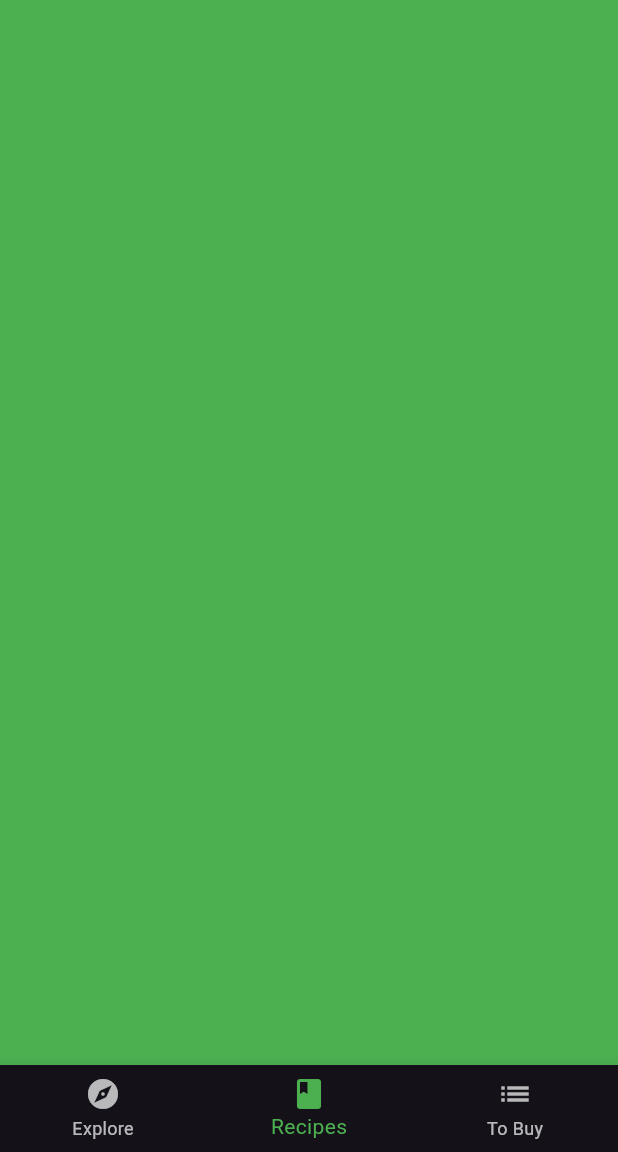
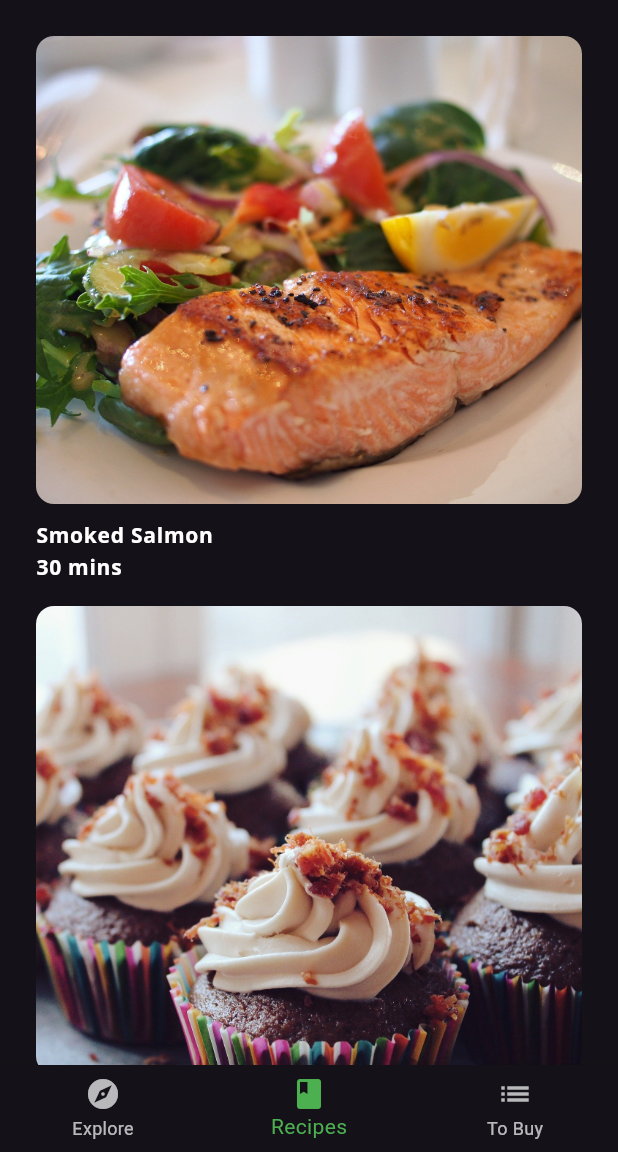
Before and after one commit to oladejomubarak/Fooderlich, a Flutter app: the screen it shows after launch, item 2 of the bottom bar chosen, on a phone screen of 412 x 824 dp, the part 84-1236 px from its top. Run offline on Flutter 3.47's test engine with Material 3 defaults, Android fonts, the phone set to English and light mode, and no system bars; our stand-ins replace google_fonts.

```diff
--- a/lib/components/components.dart
+++ b/lib/components/components.dart
@@ -5,3 +5,6 @@ export 'card3.dart';
 export 'circle_image.dart';
 export 'today_recipe_list_view.dart';
 export 'friend_post_tile.dart';
+export 'friend_post_list_view.dart';
+export 'recipe_thumbnail.dart';
+export 'recipes_grid_view.dart';
--- /dev/null
+++ b/lib/components/recipe_thumbnail.dart
@@ -0,0 +1,38 @@
+import 'package:flutter/material.dart';
+import '../models/models.dart';
+class RecipeThumbnail extends StatelessWidget {
+  // 1
+  final SimpleRecipe recipe;
+  const RecipeThumbnail({Key? key, required this.recipe}) : super(key:
+  key);
+  @override
+  Widget build(BuildContext context) {
+    // 2
+    return Container(
+        padding: const EdgeInsets.all(8),
+        // 3
+        child: Column(
+            crossAxisAlignment: CrossAxisAlignment.start,
+            children: [
+        // 4
+        Expanded(
+        // 5
+        child: ClipRRect(
+        child: Image.asset('${recipe.dishImage}',
+            fit: BoxFit.cover),
+        borderRadius: BorderRadius.circular(12))),
+    // 6
+    const SizedBox(height: 10),
+    // 7
+              Text(
+                  recipe.title,
+                  maxLines: 1,
+                  style: Theme.of(context).textTheme.bodyText1),
+              Text(
+                  recipe.duration,
+                  style: Theme.of(context).textTheme.bodyText1)
+            ]
+        )
+    );
+  }
+}
--- /dev/null
+++ b/lib/components/recipes_grid_view.dart
@@ -0,0 +1,31 @@
+import 'package:flutter/material.dart';
+import '../components/components.dart';
+import '../models/models.dart';
+class RecipesGridView extends StatelessWidget {
+  // 1
+  final List<SimpleRecipe> recipes;
+  const RecipesGridView({Key? key,  required this.recipes}) : super(key:
+  key);
+  @override
+  Widget build(BuildContext context) {
+    // 2
+    return Padding(
+        padding: const EdgeInsets.only(left: 16, right: 16, top:
+        16),
+        // 3
+        child: GridView.builder(
+          // 4
+            itemCount: recipes.length,
+            // 5
+            gridDelegate:
+            const SliverGridDelegateWithMaxCrossAxisExtent(
+                maxCrossAxisExtent: 500.0),
+            // const SliverGridDelegateWithFixedCrossAxisCount(
+            //     crossAxisCount: 2),
+            itemBuilder: (context, index) {
+              // 6
+              final simpleRecipe = recipes[index];
+              return RecipeThumbnail(recipe: simpleRecipe);
+            }));
+  }
+}
--- a/lib/home.dart
+++ b/lib/home.dart
@@ -1,4 +1,5 @@
 import 'package:flutter/material.dart';
+import 'package:fooderlich/screens/recipes_screen.dart';
 import 'components/card1.dart';
 import 'components/card2.dart';
 import 'components/card3.dart';
@@ -18,7 +19,7 @@ class HomeState extends State<Home> {
   static List<Widget> pages = <Widget>[
     ExploreScreen(),
     // TODO: Replace with RecipesScreen
-    Container(color: Colors.green),
+    RecipesScreen(),
     Container(color: Colors.blue)
   ];
 
--- /dev/null
+++ b/lib/screens/recipes_screen.dart
@@ -0,0 +1,28 @@
+import 'package:flutter/material.dart';
+import '../api/mock_fooderlich_service.dart';
+import '../components/components.dart';
+class RecipesScreen extends StatelessWidget {
+  // 1
+  final exploreService = MockFooderlichService();
+  RecipesScreen({Key? key}) : super(key: key);
+  @override
+  Widget build(BuildContext context) {
+    // 2
+    return FutureBuilder(
+      // 3
+        future: exploreService.getRecipes(),
+        builder: (context, snapshot) {
+          // 4
+          if (snapshot.connectionState == ConnectionState.done)
+          {
+            // TODO: Add RecipesGridView Here
+            // 5
+            return RecipesGridView(recipes: snapshot.requireData);
+          } else {
+            // 6
+            return const Center(child:
+            CircularProgressIndicator());
+          }
+        });
+  }
+}
```
Also changed, not shown: lib/components/friend_post_list_view.dart (+20 -1 lines), lib/screens/explore_screen.dart (+40 -3 lines).
